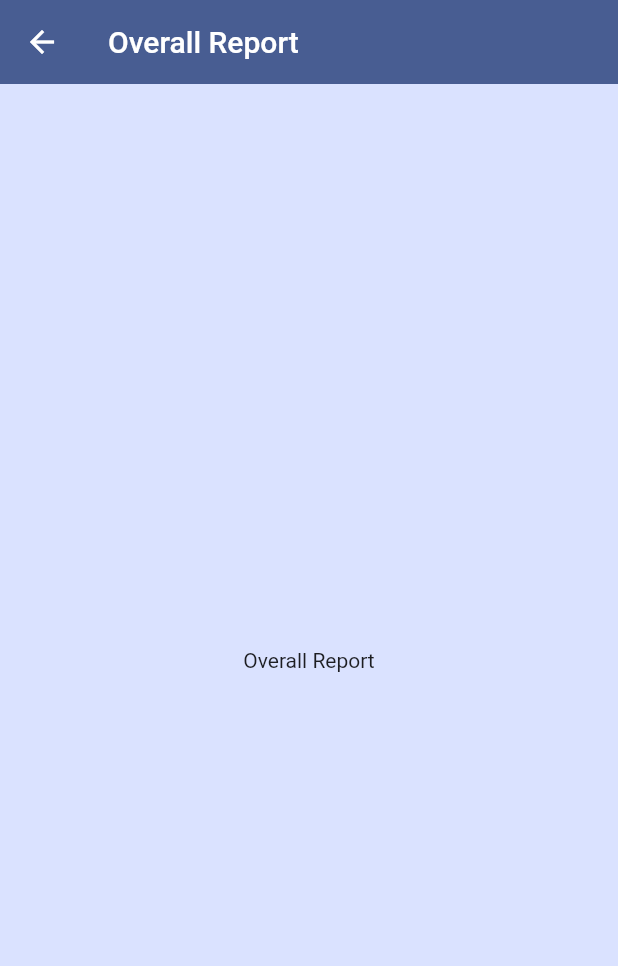
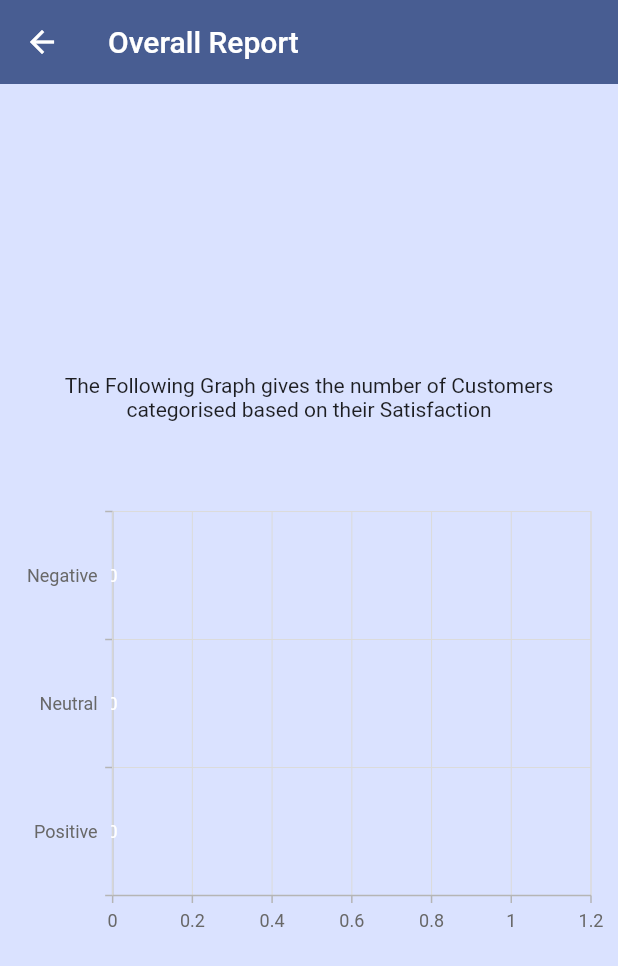
Before and after one commit to CMDR-VanderWaal/Customer_Satisfaction_App, a Flutter app: the screen it shows once a user with an empty profile is signed in, after a tap on "Overall Report", on a phone screen of 412 x 824 dp. Shown: the top 966 px of the screen. Run offline on Flutter 3.47's test engine with Material 2 defaults, Android fonts, the phone set to English and light mode, and no system bars; our stand-ins replace firebase_auth, firebase_core, hive_flutter, syncfusion_flutter_charts; missing offline and left inert: dart:ffi; accounts and stored records are empty; network calls fail.

Commit message:
Added funtioning Overalldata page

```diff
--- a/lib/ui/dateSelect.dart
+++ b/lib/ui/dateSelect.dart
@@ -201,7 +201,9 @@ class _DateSelectorState extends State<DateSelector> {
           final List<String> dateLabels = data.keys.toList();
           final List<Map<String, double>> seriesData = data.values.toList();
 
-          return SfCartesianChart(
+          return SingleChildScrollView(
+            scrollDirection: Axis.horizontal,
+            child: SfCartesianChart(
               title: ChartTitle(text: 'Emotion Percentages Over Time'),
               primaryXAxis: CategoryAxis(
                 title: AxisTitle(text: 'Date'),
@@ -235,6 +237,7 @@ class _DateSelectorState extends State<DateSelector> {
                 ),
                 // Add more StackedColumn100Series for other emotions here
               ],
+            ),
           );
         } else {
           return Text('No data available');
--- a/lib/ui/overallReport.dart
+++ b/lib/ui/overallReport.dart
@@ -1,7 +1,38 @@
 import "package:flutter/material.dart";
+import 'dart:convert';
+import 'package:http/http.dart' as http;
+import 'package:syncfusion_flutter_charts/charts.dart';
 
-class OverallReport extends StatelessWidget {
-  const OverallReport({super.key});
+class OverallReport extends StatefulWidget {
+  const OverallReport({Key? key}) : super(key: key);
+
+  @override
+  State<OverallReport> createState() => _OverallReportState();
+}
+
+class _OverallReportState extends State<OverallReport> {
+  Map<String, int> chartData = {'Positive': 0, 'Neutral': 0, 'Negative': 0};
+
+  @override
+  void initState() {
+    super.initState();
+    fetchData();
+  }
+
+  Future<void> fetchData() async {
+    final response = await http.get(Uri.parse(
+        "https://us-central1-sensorsprok.cloudfunctions.net/api/api/customer-satisfaction-data/customers/overallSatisfaction"));
+    if (response.statusCode == 200) {
+      final data = json.decode(response.body);
+      setState(() {
+        chartData = {
+          'Positive': data['positiveCustomers'],
+          'Neutral': data['neutralCustomers'],
+          'Negative': data['negativeCustomers']
+        };
+      });
+    }
+  }
 
   @override
   Widget build(BuildContext context) {
@@ -22,8 +53,37 @@ class OverallReport extends StatelessWidget {
           )
         ],
       ),
-      body: const Center(
-        child: Text('Overall Report'),
+      body: Padding(
+        padding: const EdgeInsets.all(8.0),
+        child: SizedBox(
+          child: Column(
+            mainAxisAlignment: MainAxisAlignment.center,
+            children: [
+              const Text(
+                "The Following Graph gives the number of Customers categorised based on their Satisfaction",
+                textAlign: TextAlign.center,
+              ),
+              const SizedBox(
+                height: 50,
+              ),
+              Center(
+                child: SfCartesianChart(
+                  primaryXAxis: CategoryAxis(),
+                  series: <ChartSeries<dynamic, String>>[
+                    BarSeries<dynamic, String>(
+                        dataSource: chartData.entries.toList(),
+                        xValueMapper: (entry, _) => entry.key,
+                        yValueMapper: (entry, _) => entry.value,
+                        dataLabelSettings: const DataLabelSettings(
+                          isVisible: true,
+                          labelAlignment: ChartDataLabelAlignment.middle,
+                        ))
+                  ],
+                ),
+              ),
+            ],
+          ),
+        ),
       ),
     );
   }
```
Lines whose indentation alone changed are shown as unchanged.
